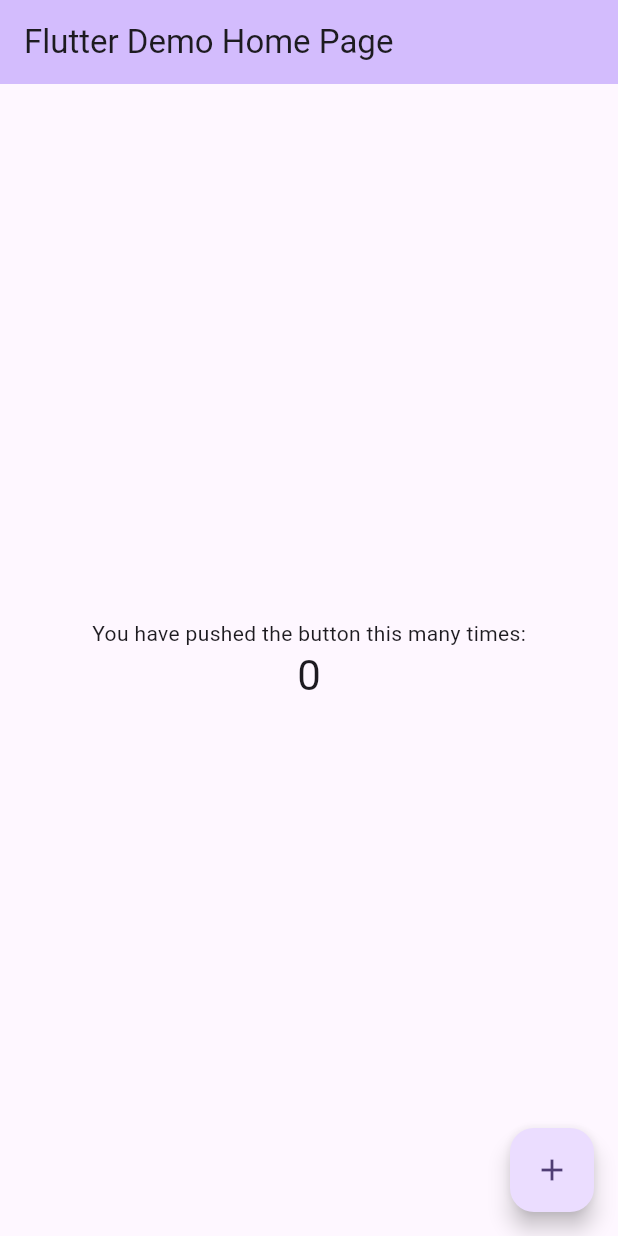
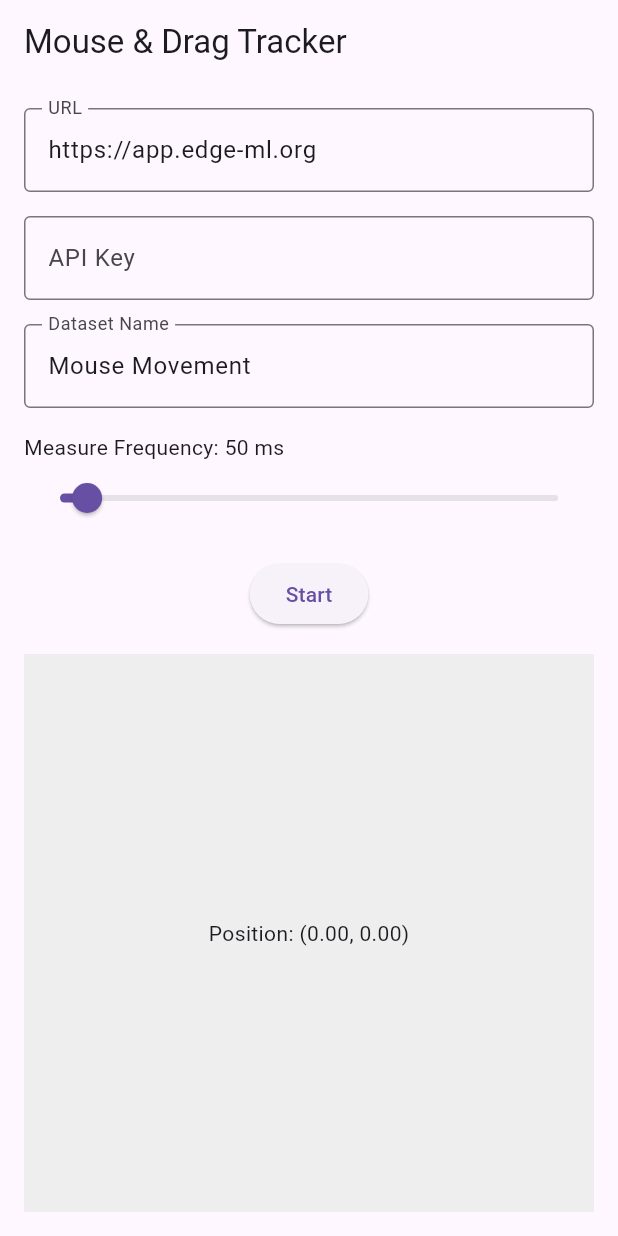
Before and after one commit to edge-ml/dart, a Flutter app: the screen it shows after launch, on a phone screen of 412 x 824 dp. Run offline on Flutter 3.47's test engine with Material 3 defaults, Android fonts, the light colour scheme and no system bars.

Commit message:
Implement initial example app

```diff
--- a/example/lib/main.dart
+++ b/example/lib/main.dart
@@ -1,122 +1,192 @@
+import 'dart:async';
+
+import 'package:edge_ml_dart/edge_ml_dart.dart';
 import 'package:flutter/material.dart';
 
+import 'mouse_tracker.dart';
+
+const String edgeMlUrl = String.fromEnvironment(
+  'EDGE_ML_URL',
+  defaultValue: 'https://app.edge-ml.org',
+);
+const String edgeMlApiKey = String.fromEnvironment(
+  'EDGE_ML_API_KEY',
+  defaultValue: '',
+);
+
 void main() {
-  runApp(const MyApp());
+  runApp(MouseDragTrackerApp());
 }
 
-class MyApp extends StatelessWidget {
-  const MyApp({super.key});
+class MouseDragTrackerApp extends StatefulWidget {
+  const MouseDragTrackerApp({super.key});
 
-  // This widget is the root of your application.
   @override
-  Widget build(BuildContext context) {
-    return MaterialApp(
-      title: 'Flutter Demo',
-      theme: ThemeData(
-        // This is the theme of your application.
-        //
-        // TRY THIS: Try running your application with "flutter run". You'll see
-        // the application has a purple toolbar. Then, without quitting the app,
-        // try changing the seedColor in the colorScheme below to Colors.green
-        // and then invoke "hot reload" (save your changes or press the "hot
-        // reload" button in a Flutter-supported IDE, or press "r" if you used
-        // the command line to start the app).
-        //
-        // Notice that the counter didn't reset back to zero; the application
-        // state is not lost during the reload. To reset the state, use hot
-        // restart instead.
-        //
-        // This works for code too, not just values: Most code changes can be
-        // tested with just a hot reload.
-        colorScheme: ColorScheme.fromSeed(seedColor: Colors.deepPurple),
-      ),
-      home: const MyHomePage(title: 'Flutter Demo Home Page'),
-    );
-  }
+  State<MouseDragTrackerApp> createState() => _MouseDragTrackerAppState();
 }
 
-class MyHomePage extends StatefulWidget {
-  const MyHomePage({super.key, required this.title});
+class _MouseDragTrackerAppState extends State<MouseDragTrackerApp> {
+  OnlineDatasetCollector? _onlineDatasetCollector;
 
-  // This widget is the home page of your application. It is stateful, meaning
-  // that it has a State object (defined below) that contains fields that affect
-  // how it looks.
+  final TextEditingController _urlController = TextEditingController(
+    text: edgeMlUrl,
+  );
+  final TextEditingController _apiKeyController = TextEditingController(
+    text: edgeMlApiKey,
+  );
+  final TextEditingController _datasetNameController = TextEditingController(
+    text: "Mouse Movement",
+  );
 
-  // This class is the configuration for the state. It holds the values (in this
-  // case the title) provided by the parent (in this case the App widget) and
-  // used by the build method of the State. Fields in a Widget subclass are
-  // always marked "final".
+  bool _tracking = false;
+  bool _starting = false;
+  Timer? _timer;
 
-  final String title;
+  double _frequency = 50;
 
-  @override
-  State<MyHomePage> createState() => _MyHomePageState();
+  double _cursorX = 0;
+  double _cursorY = 0;
+
+  void _onTimerTick(Timer timer) {
+    _onlineDatasetCollector?.addDataPoint(name: "mouseX", value: _cursorX);
+    _onlineDatasetCollector?.addDataPoint(name: "mouseY", value: _cursorY);
   }
 
-class _MyHomePageState extends State<MyHomePage> {
-  int _counter = 0;
+  void _startTimer(int frequency) {
+    _timer = Timer.periodic(Duration(milliseconds: frequency), _onTimerTick);
+  }
 
-  void _incrementCounter() {
+  void _stopTimer() {
+    _timer?.cancel();
+    _timer = null;
+  }
+
+  void _toggleTracking() async {
+    if (!_tracking) {
       setState(() {
-      // This call to setState tells the Flutter framework that something has
-      // changed in this State, which causes it to rerun the build method below
-      // so that the display can reflect the updated values. If we changed
-      // _counter without calling setState(), then the build method would not be
-      // called again, and so nothing would appear to happen.
-      _counter++;
+        _starting = true;
       });
+
+      String url = _urlController.text;
+      String apiKey = _apiKeyController.text;
+      String datasetName = _datasetNameController.text;
+      int frequency = _frequency.toInt();
+
+      try {
+        _onlineDatasetCollector = await OnlineDatasetCollector.create(
+          url: url,
+          key: apiKey,
+          name: datasetName,
+          useDeviceTime: true,
+          timeSeries: ["mouseX", "mouseY"],
+          metaData: {"app": "example"},
+          datasetLabel: "mouse",
+        );
+      } catch (e) {
+        print('Failed to create OnlineDatasetCollector: $e');
+        setState(() {
+          _starting = false;
+        });
+        return;
+      }
+
+      setState(() {
+        _starting = false;
+        _tracking = true;
+      });
+      print('Started tracking');
+      _startTimer(frequency);
+    } else {
+      _stopTimer();
+      setState(() {
+        _tracking = false;
+      });
+      print('Stopped tracking');
+    }
   }
 
   @override
   Widget build(BuildContext context) {
-    // This method is rerun every time setState is called, for instance as done
-    // by the _incrementCounter method above.
-    //
-    // The Flutter framework has been optimized to make rerunning build methods
-    // fast, so that you can just rebuild anything that needs updating rather
-    // than having to individually change instances of widgets.
-    return Scaffold(
-      appBar: AppBar(
-        // TRY THIS: Try changing the color here to a specific color (to
-        // Colors.amber, perhaps?) and trigger a hot reload to see the AppBar
-        // change color while the other colors stay the same.
-        backgroundColor: Theme.of(context).colorScheme.inversePrimary,
-        // Here we take the value from the MyHomePage object that was created by
-        // the App.build method, and use it to set our appbar title.
-        title: Text(widget.title),
+    return MaterialApp(
+      title: 'Mouse & Drag Tracker',
+      home: Scaffold(
+        appBar: AppBar(title: Text('Mouse & Drag Tracker')),
+        body: Padding(
+          padding: const EdgeInsets.all(16.0),
+          child: Column(
+            children: [
+              TextField(
+                controller: _urlController,
+                decoration: InputDecoration(
+                  labelText: 'URL',
+                  border: OutlineInputBorder(),
                 ),
-      body: Center(
-        // Center is a layout widget. It takes a single child and positions it
-        // in the middle of the parent.
-        child: Column(
-          // Column is also a layout widget. It takes a list of children and
-          // arranges them vertically. By default, it sizes itself to fit its
-          // children horizontally, and tries to be as tall as its parent.
-          //
-          // Column has various properties to control how it sizes itself and
-          // how it positions its children. Here we use mainAxisAlignment to
-          // center the children vertically; the main axis here is the vertical
-          // axis because Columns are vertical (the cross axis would be
-          // horizontal).
-          //
-          // TRY THIS: Invoke "debug painting" (choose the "Toggle Debug Paint"
-          // action in the IDE, or press "p" in the console), to see the
-          // wireframe for each widget.
-          mainAxisAlignment: MainAxisAlignment.center,
-          children: <Widget>[
-            const Text('You have pushed the button this many times:'),
-            Text(
-              '$_counter',
-              style: Theme.of(context).textTheme.headlineMedium,
+                enabled: !_tracking && !_starting,
+              ),
+              SizedBox(height: 16.0),
+              TextField(
+                controller: _apiKeyController,
+                decoration: InputDecoration(
+                  labelText: 'API Key',
+                  border: OutlineInputBorder(),
+                ),
+                enabled: !_tracking && !_starting,
+              ),
+              SizedBox(height: 16.0),
+              TextField(
+                controller: _datasetNameController,
+                decoration: InputDecoration(
+                  labelText: 'Dataset Name',
+                  border: OutlineInputBorder(),
+                ),
+                enabled: !_tracking && !_starting,
+              ),
+              SizedBox(height: 16.0),
+              Column(
+                crossAxisAlignment: CrossAxisAlignment.start,
+                children: [
+                  Text('Measure Frequency: ${_frequency.toInt()} ms'),
+                  Slider(
+                    value: _frequency,
+                    min: 1,
+                    max: 1000,
+                    divisions: 999,
+                    label: _frequency.toInt().toString(),
+                    onChanged:
+                        _tracking && !_starting
+                            ? null
+                            : (value) {
+                              setState(() {
+                                _frequency = value;
+                              });
+                            },
+                  ),
+                ],
+              ),
+              SizedBox(height: 16.0),
+              ElevatedButton(
+                onPressed: _starting ? null : _toggleTracking,
+                child: Text(
+                  _tracking
+                      ? 'Stop'
+                      : _starting
+                      ? 'Starting...'
+                      : 'Start',
+                ),
+              ),
+              SizedBox(height: 16.0),
+              Expanded(
+                child: CursorTracker(
+                  onCursorUpdate: (double a, double b) {
+                    _cursorX = a;
+                    _cursorY = b;
+                  },
+                ),
               ),
             ],
           ),
         ),
-      floatingActionButton: FloatingActionButton(
-        onPressed: _incrementCounter,
-        tooltip: 'Increment',
-        child: const Icon(Icons.add),
-      ), // This trailing comma makes auto-formatting nicer for build methods.
+      ),
     );
   }
 }
--- /dev/null
+++ b/example/lib/mouse_tracker.dart
@@ -0,0 +1,62 @@
+import 'package:flutter/gestures.dart';
+import 'package:flutter/material.dart';
+
+class CursorTracker extends StatefulWidget {
+  final void Function(double a, double b) onCursorUpdate;
+
+  const CursorTracker({super.key, required this.onCursorUpdate});
+
+  @override
+  State<CursorTracker> createState() => _CursorTrackerState();
+}
+
+class _CursorTrackerState extends State<CursorTracker> {
+  Offset _cursorPosition = Offset.zero;
+
+  @override
+  Widget build(BuildContext context) {
+    return MouseRegion(
+      onHover: (PointerHoverEvent event) {
+        setState(() {
+          _cursorPosition = event.localPosition;
+        });
+        widget.onCursorUpdate(_cursorPosition.dx, _cursorPosition.dy);
+      },
+      child: GestureDetector(
+        onTapDown: (TapDownDetails details) {
+          setState(() {
+            _cursorPosition = details.localPosition;
+          });
+          widget.onCursorUpdate(_cursorPosition.dx, _cursorPosition.dy);
+        },
+        onPanStart: (DragStartDetails details) {
+          setState(() {
+            _cursorPosition = details.localPosition;
+          });
+          widget.onCursorUpdate(_cursorPosition.dx, _cursorPosition.dy);
+        },
+        onPanUpdate: (DragUpdateDetails details) {
+          setState(() {
+            _cursorPosition = details.localPosition;
+          });
+          widget.onCursorUpdate(_cursorPosition.dx, _cursorPosition.dy);
+        },
+        child: Container(
+          color: Colors.grey[200],
+          width: double.infinity,
+          height: double.infinity,
+          child: Center(
+            child: Column(
+              mainAxisSize: MainAxisSize.min,
+              children: [
+                Text(
+                  'Position: (${_cursorPosition.dx.toStringAsFixed(2)}, ${_cursorPosition.dy.toStringAsFixed(2)})',
+                ),
+              ],
+            ),
+          ),
+        ),
+      ),
+    );
+  }
+}
--- a/example/pubspec.yaml
+++ b/example/pubspec.yaml
@@ -16,7 +16,7 @@ publish_to: 'none' # Remove this line if you wish to publish to pub.dev
 # https://developer.apple.com/library/archive/documentation/General/Reference/InfoPlistKeyReference/Articles/CoreFoundationKeys.html
 # In Windows, build-name is used as the major, minor, and patch parts
 # of the product and file versions while build-number is used as the build suffix.
-version: 1.0.0+1
+version: 0.0.1+1
 
 environment:
   sdk: ^3.7.0
```
Also changed, not shown: example/analysis_options.yaml (+15 -24 lines), example/pubspec.lock, 7 other files. Lines whose indentation alone changed are shown as unchanged.
